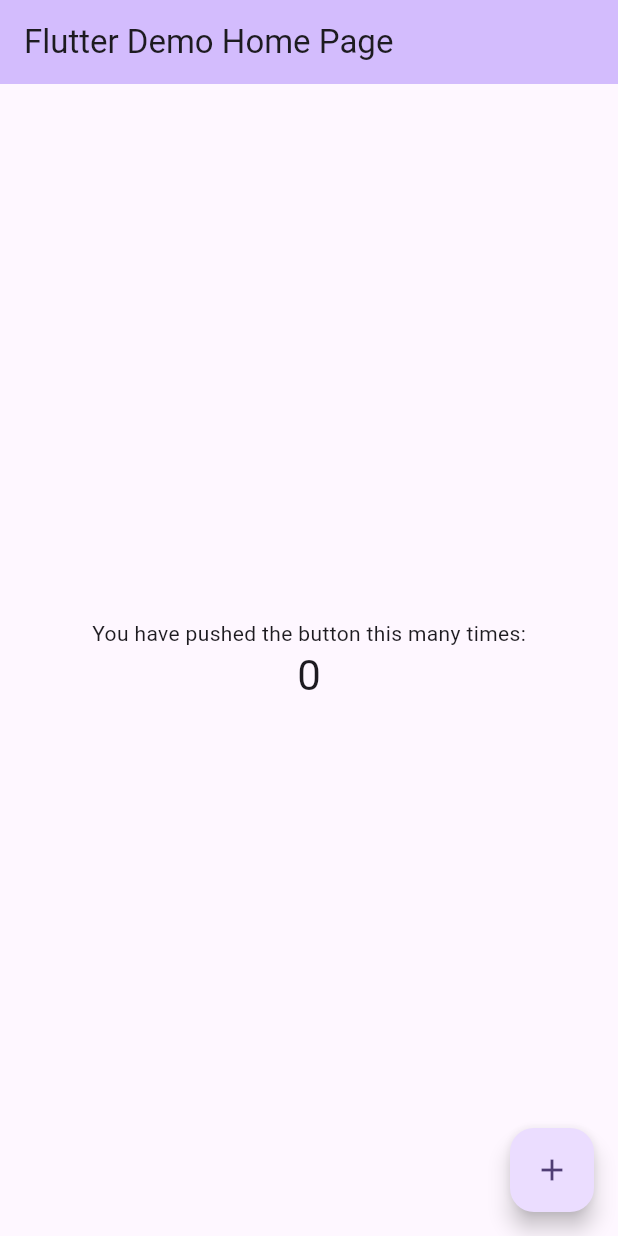
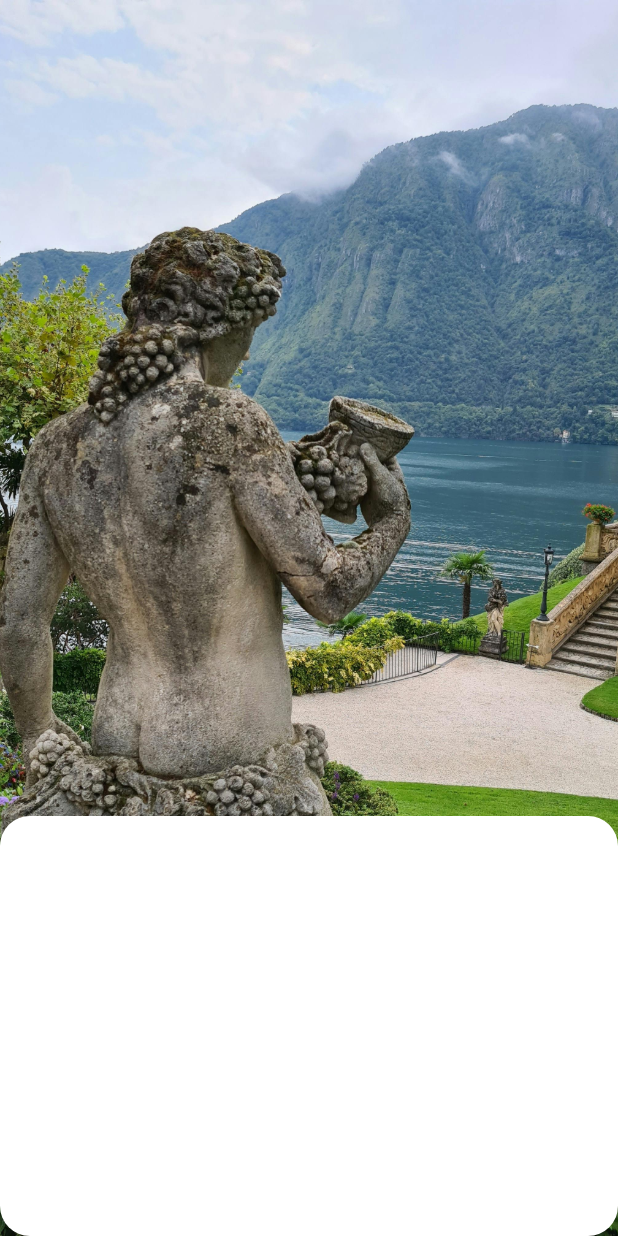
Before and after one commit to Wamitinewton/flex_travel, a Flutter app: the screen it shows after launch, on a phone screen of 412 x 824 dp. Run offline on Flutter 3.47's test engine with Material 3 defaults, Android fonts, the phone set to English and light mode, and no system bars; our stand-ins replace get.

Commit message:
some few changes

```diff
--- a/lib/main.dart
+++ b/lib/main.dart
@@ -1,4 +1,6 @@
+import 'package:flextravel/presentation/onboarding/onboarding_screen.dart';
 import 'package:flutter/material.dart';
+import 'package:get/get.dart';
 
 void main() {
   runApp(const MyApp());
@@ -10,116 +12,9 @@
   // This widget is the root of your application.
   @override
   Widget build(BuildContext context) {
-    return MaterialApp(
-      title: 'Flutter Demo',
-      theme: ThemeData(
-        // This is the theme of your application.
-        //
-        // TRY THIS: Try running your application with "flutter run". You'll see
-        // the application has a purple toolbar. Then, without quitting the app,
-        // try changing the seedColor in the colorScheme below to Colors.green
-        // and then invoke "hot reload" (save your changes or press the "hot
-        // reload" button in a Flutter-supported IDE, or press "r" if you used
-        // the command line to start the app).
-        //
-        // Notice that the counter didn't reset back to zero; the application
-        // state is not lost during the reload. To reset the state, use hot
-        // restart instead.
-        //
-        // This works for code too, not just values: Most code changes can be
-        // tested with just a hot reload.
-        colorScheme: ColorScheme.fromSeed(seedColor: Colors.deepPurple),
-        useMaterial3: true,
-      ),
-      home: const MyHomePage(title: 'Flutter Demo Home Page'),
+    return GetMaterialApp(
+      debugShowCheckedModeBanner: false,
+      home: OnboardingScreen(),
     );
   }
 }
-
-class MyHomePage extends StatefulWidget {
-  const MyHomePage({super.key, required this.title});
-
-  // This widget is the home page of your application. It is stateful, meaning
-  // that it has a State object (defined below) that contains fields that affect
-  // how it looks.
-
-  // This class is the configuration for the state. It holds the values (in this
-  // case the title) provided by the parent (in this case the App widget) and
-  // used by the build method of the State. Fields in a Widget subclass are
-  // always marked "final".
-
-  final String title;
-
-  @override
-  State<MyHomePage> createState() => _MyHomePageState();
-}
-
-class _MyHomePageState extends State<MyHomePage> {
-  int _counter = 0;
-
-  void _incrementCounter() {
-    setState(() {
-      // This call to setState tells the Flutter framework that something has
-      // changed in this State, which causes it to rerun the build method below
-      // so that the display can reflect the updated values. If we changed
-      // _counter without calling setState(), then the build method would not be
-      // called again, and so nothing would appear to happen.
-      _counter++;
-    });
-  }
-
-  @override
-  Widget build(BuildContext context) {
-    // This method is rerun every time setState is called, for instance as done
-    // by the _incrementCounter method above.
-    //
-    // The Flutter framework has been optimized to make rerunning build methods
-    // fast, so that you can just rebuild anything that needs updating rather
-    // than having to individually change instances of widgets.
-    return Scaffold(
-      appBar: AppBar(
-        // TRY THIS: Try changing the color here to a specific color (to
-        // Colors.amber, perhaps?) and trigger a hot reload to see the AppBar
-        // change color while the other colors stay the same.
-        backgroundColor: Theme.of(context).colorScheme.inversePrimary,
-        // Here we take the value from the MyHomePage object that was created by
-        // the App.build method, and use it to set our appbar title.
-        title: Text(widget.title),
-      ),
-      body: Center(
-        // Center is a layout widget. It takes a single child and positions it
-        // in the middle of the parent.
-        child: Column(
-          // Column is also a layout widget. It takes a list of children and
-          // arranges them vertically. By default, it sizes itself to fit its
-          // children horizontally, and tries to be as tall as its parent.
-          //
-          // Column has various properties to control how it sizes itself and
-          // how it positions its children. Here we use mainAxisAlignment to
-          // center the children vertically; the main axis here is the vertical
-          // axis because Columns are vertical (the cross axis would be
-          // horizontal).
-          //
-          // TRY THIS: Invoke "debug painting" (choose the "Toggle Debug Paint"
-          // action in the IDE, or press "p" in the console), to see the
-          // wireframe for each widget.
-          mainAxisAlignment: MainAxisAlignment.center,
-          children: <Widget>[
-            const Text(
-              'You have pushed the button this many times:',
-            ),
-            Text(
-              '$_counter',
-              style: Theme.of(context).textTheme.headlineMedium,
-            ),
-          ],
-        ),
-      ),
-      floatingActionButton: FloatingActionButton(
-        onPressed: _incrementCounter,
-        tooltip: 'Increment',
-        child: const Icon(Icons.add),
-      ), // This trailing comma makes auto-formatting nicer for build methods.
-    );
-  }
-}
--- /dev/null
+++ b/lib/presentation/onboarding/onboarding_screen.dart
@@ -0,0 +1,35 @@
+import 'package:flutter/material.dart';
+
+class OnboardingScreen extends StatefulWidget {
+  const OnboardingScreen({super.key});
+
+  @override
+  State<OnboardingScreen> createState() => _OnboardingScreenState();
+}
+
+class _OnboardingScreenState extends State<OnboardingScreen> {
+  @override
+  Widget build(BuildContext context) {
+    return Scaffold(
+      body: Container(
+        decoration: BoxDecoration(
+            image: DecorationImage(
+                image: AssetImage('assets/images/pic2.jpg'),
+                fit: BoxFit.cover)),
+        child: Stack(
+          children: [
+            Positioned(
+                bottom: 0,
+                child: Container(
+                  height: 280,
+                  width: MediaQuery.of(context).size.width,
+                  decoration: BoxDecoration(
+                      color: Colors.white,
+                      borderRadius: BorderRadius.circular(20)),
+                ))
+          ],
+        ),
+      ),
+    );
+  }
+}
```
Also changed, not shown: pubspec.yaml (+6 -48 lines), assets/images/animeboy1.jpg (added), assets/images/animeboy2.jpg (added), assets/images/pic1.jpg (added), assets/images/pic2.jpg (added), pubspec.lock.
